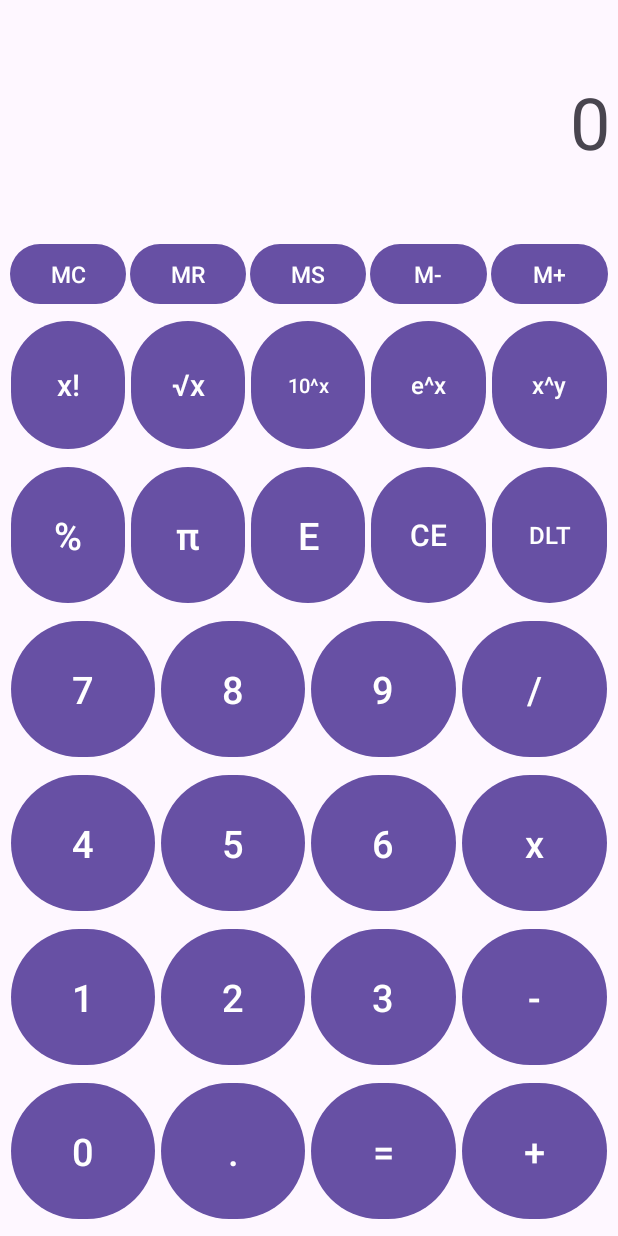
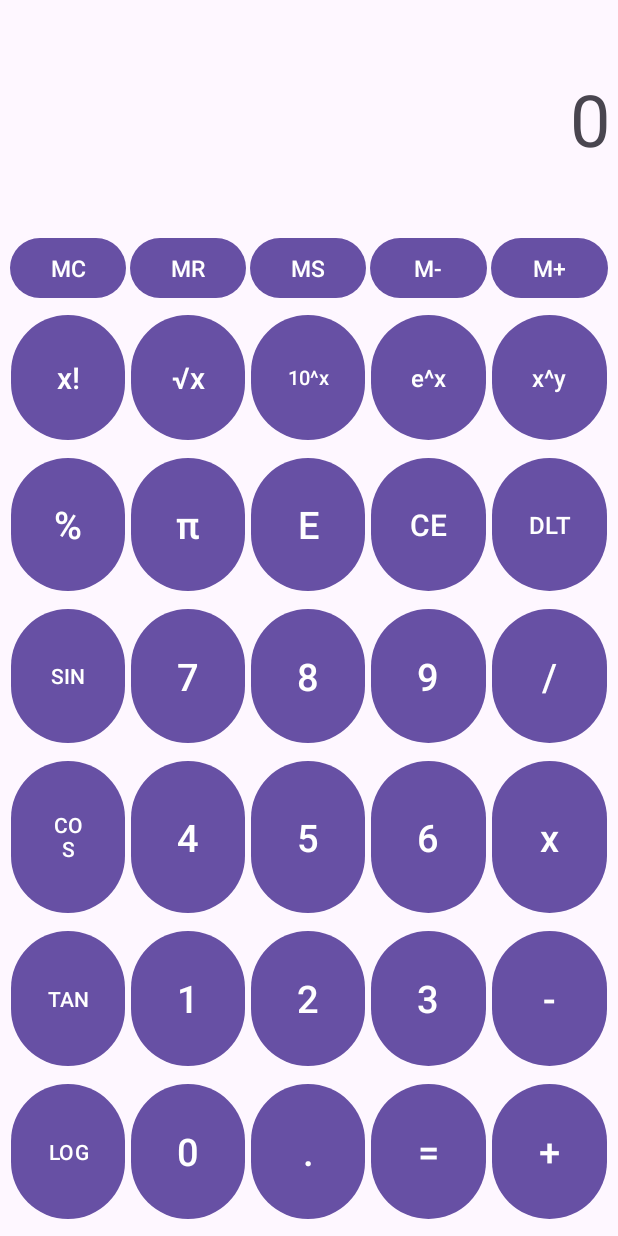
Before and after one commit to TalesMachado404/Calculadora_Cientifica, an Android app: the screen it shows after launch (MainActivity), on a phone screen of 412 x 824 dp. Run offline under Robolectric (Android 15) with nearby library versions, the phone set to English and light mode, and no system bars.

Commit message:
cos, sin, tan e log implemtado

```diff
--- a/app/src/main/java/com/example/calculadora_cientifica/MainActivity.kt
+++ b/app/src/main/java/com/example/calculadora_cientifica/MainActivity.kt
@@ -7,6 +7,7 @@ import androidx.activity.enableEdgeToEdge
 import androidx.appcompat.app.AppCompatActivity
 import androidx.core.view.ViewCompat
 import androidx.core.view.WindowInsetsCompat
+import kotlin.math.*
 
 class MainActivity : AppCompatActivity() {
     override fun onCreate(savedInstanceState: Bundle?) {
@@ -54,11 +55,18 @@ class MainActivity : AppCompatActivity() {
         val btnPORC = findViewById<Button>(R.id.btnPORC)
         val btnFatorial = findViewById<Button>(R.id.btnFatorial)
         val btnRaizQ = findViewById<Button>(R.id.btnRaizQ)
+        val btnLog = findViewById<Button>(R.id.btnlog)
 
         /*Exponenciais*/
         val btnEXPOG = findViewById<Button>(R.id.btnEXPOG)
         val btnEXPON = findViewById<Button>(R.id.btnEXPON)
         val btnEXPOD = findViewById<Button>(R.id.btnEXPOD)
+
+        /*Angulos*/
+        val btnCOS = findViewById<Button>(R.id.btnCOS)
+        val btnSIN = findViewById<Button>(R.id.btnSIN)
+        val btnTAN = findViewById<Button>(R.id.btnTAN)
+
 
         /*PONTO*/
         val btnPonto = findViewById<Button>(R.id.btnPonto)
@@ -301,6 +309,51 @@ class MainActivity : AppCompatActivity() {
             }
         }
 
+        btnLog.setOnClickListener {
+            try {
+                val value = display.text.toString().toDouble()
+                val result = if (value > 0) log10(value) else Double.NaN
+                display.text = if (result.isNaN()) "Erro" else result.toString()
+            } catch (e: Exception) {
+                display.text = "Erro"
+            }
+        }
+
+
+        /*----------------------------------------------------------------------------------------------------*/
+
+
+        btnCOS.setOnClickListener {
+            try {
+                val value = display.text.toString().toDouble()
+                val result = cos(Math.toRadians(value))
+                display.text = result.toString()
+            } catch (e: Exception) {
+                display.text = "Erro"
+            }
+        }
+
+        btnSIN.setOnClickListener {
+            try {
+                val value = display.text.toString().toDouble()
+                val result = sin(Math.toRadians(value))
+                display.text = result.toString()
+            } catch (e: Exception) {
+                display.text = "Erro"
+            }
+        }
+
+        btnTAN.setOnClickListener {
+            try {
+                val value = display.text.toString().toDouble()
+                val result = tan(Math.toRadians(value))
+                display.text = result.toString()
+            } catch (e: Exception) {
+                display.text = "Erro"
+            }
+        }
+
+
         /*----------------------------------------------------------------------------------------------------*/
 
 
--- a/app/src/main/res/layout/activity_main.xml
+++ b/app/src/main/res/layout/activity_main.xml
@@ -196,6 +196,15 @@
 
 
         <Button
+            android:id="@+id/btnSIN"
+            android:layout_width="0dp"
+            android:layout_height="match_parent"
+            android:layout_margin="2dp"
+            android:layout_weight="1"
+            android:text="SIN"
+            android:textSize="14dp" />
+
+        <Button
             android:id="@+id/btn7"
             android:layout_width="0dp"
             android:layout_height="match_parent"
@@ -239,6 +248,15 @@
         android:layout_height="match_parent"
         android:layout_weight="1">
 
+
+        <Button
+            android:id="@+id/btnCOS"
+            android:layout_width="0dp"
+            android:layout_height="match_parent"
+            android:layout_margin="2dp"
+            android:layout_weight="1"
+            android:text="COS"
+            android:textSize="14dp" />
 
         <Button
             android:id="@+id/btn4"
@@ -286,6 +304,15 @@
 
 
         <Button
+            android:id="@+id/btnTAN"
+            android:layout_width="0dp"
+            android:layout_height="match_parent"
+            android:layout_margin="2dp"
+            android:layout_weight="1"
+            android:text="TAN"
+            android:textSize="14dp" />
+
+        <Button
             android:id="@+id/btn1"
             android:layout_width="0dp"
             android:layout_height="match_parent"
@@ -331,6 +358,15 @@
 
 
         <Button
+            android:id="@+id/btnlog"
+            android:layout_width="0dp"
+            android:layout_height="match_parent"
+            android:layout_margin="2dp"
+            android:layout_weight="1"
+            android:text="LOG"
+            android:textSize="14dp" />
+
+        <Button
             android:id="@+id/btn0"
             android:layout_width="0dp"
             android:layout_height="match_parent"
```
